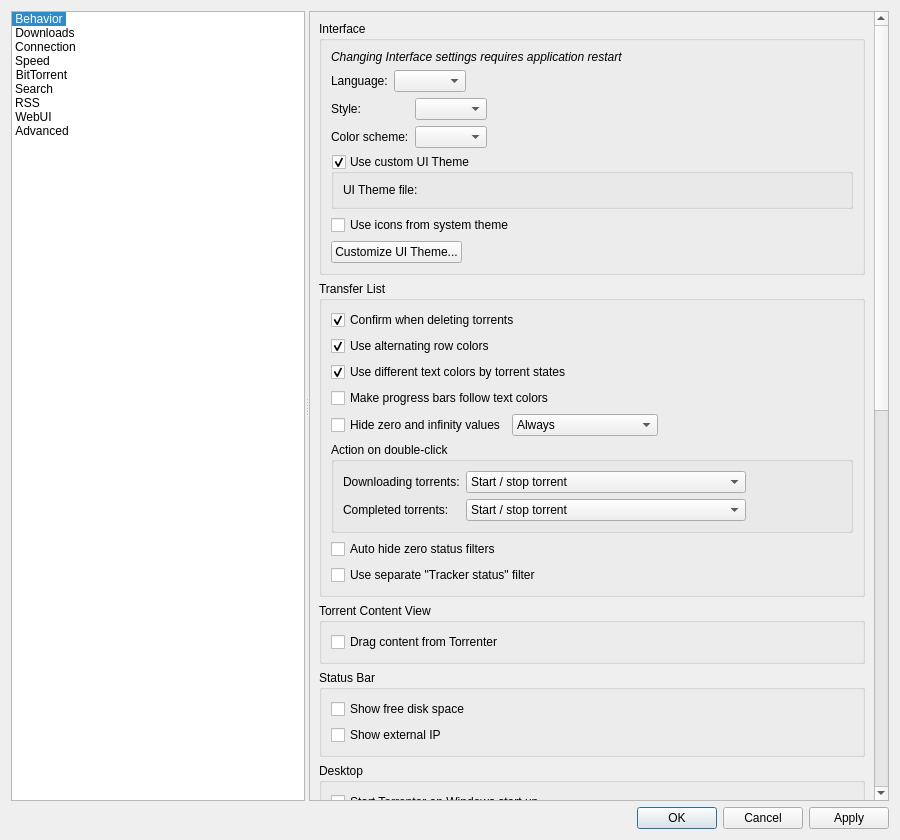
Before: the Qt Designer form src/gui/optionsdialog.ui in KarmanPrime/Torrenter, drawn with Qt 5.
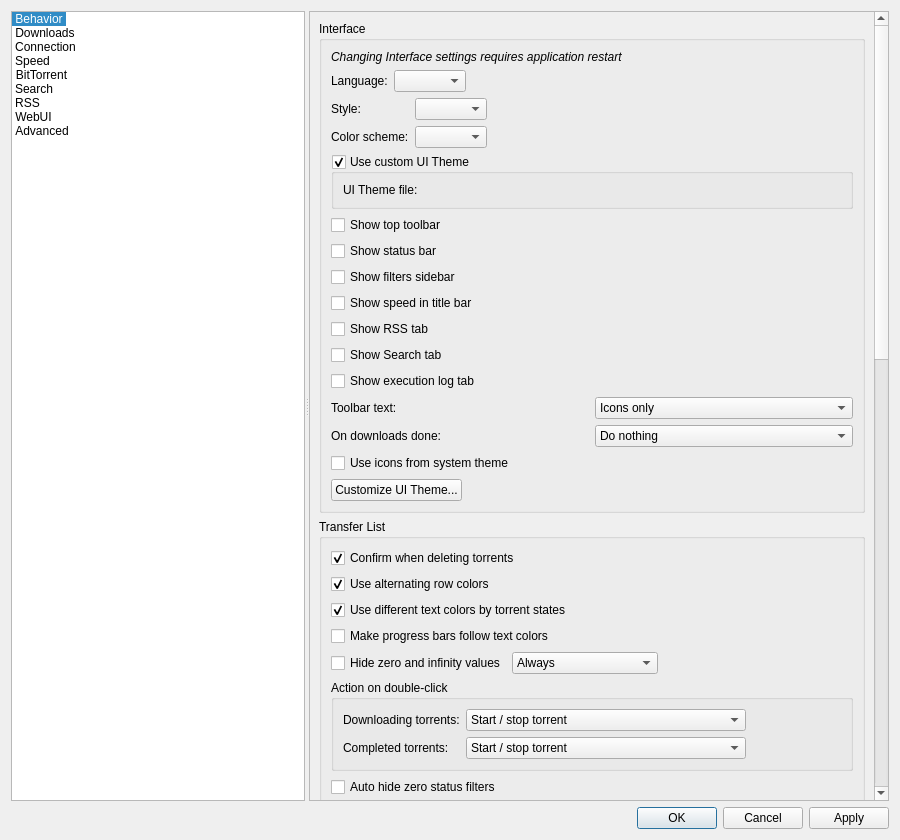
After: the same form once the commit is applied. Icons and pictures are not drawn. Custom widgets are drawn as their Qt base class.

Commit message: fix(gui): remove classic menu bar

The edit to the form file:
```diff
--- a/src/gui/optionsdialog.ui
+++ b/src/gui/optionsdialog.ui
@@ -245,6 +245,96 @@
                  </layout>
                 </widget>
                </item>
+               <item>
+                <widget class="ToggleSwitch" name="checkShowTopToolbar">
+                 <property name="text">
+                  <string>Show top toolbar</string>
+                 </property>
+                </widget>
+               </item>
+               <item>
+                <widget class="ToggleSwitch" name="checkShowStatusBar">
+                 <property name="text">
+                  <string>Show status bar</string>
+                 </property>
+                </widget>
+               </item>
+               <item>
+                <widget class="ToggleSwitch" name="checkShowFiltersSidebar">
+                 <property name="text">
+                  <string>Show filters sidebar</string>
+                 </property>
+                </widget>
+               </item>
+               <item>
+                <widget class="ToggleSwitch" name="checkSpeedInTitleBar">
+                 <property name="text">
+                  <string>Show speed in title bar</string>
+                 </property>
+                </widget>
+               </item>
+               <item>
+                <widget class="ToggleSwitch" name="checkShowRSSTab">
+                 <property name="text">
+                  <string>Show RSS tab</string>
+                 </property>
+                </widget>
+               </item>
+               <item>
+                <widget class="ToggleSwitch" name="checkShowSearchTab">
+                 <property name="text">
+                  <string>Show Search tab</string>
+                 </property>
+                </widget>
+               </item>
+               <item>
+                <widget class="ToggleSwitch" name="checkShowExecutionLogTab">
+                 <property name="text">
+                  <string>Show execution log tab</string>
+                 </property>
+                </widget>
+               </item>
+               <item>
+                <layout class="QHBoxLayout" name="layoutToolbarText">
+                 <item>
+                  <widget class="QLabel" name="labelToolbarText">
+                   <property name="text">
+                    <string>Toolbar text:</string>
+                   </property>
+                  </widget>
+                 </item>
+                 <item>
+                  <widget class="QComboBox" name="comboToolbarText">
+                   <item><property name="text"><string>Icons only</string></property></item>
+                   <item><property name="text"><string>Text only</string></property></item>
+                   <item><property name="text"><string>Text alongside icons</string></property></item>
+                   <item><property name="text"><string>Text under icons</string></property></item>
+                   <item><property name="text"><string>Follow system style</string></property></item>
+                  </widget>
+                 </item>
+                </layout>
+               </item>
+               <item>
+                <layout class="QHBoxLayout" name="layoutAutoShutdown">
+                 <item>
+                  <widget class="QLabel" name="labelAutoShutdown">
+                   <property name="text">
+                    <string>On downloads done:</string>
+                   </property>
+                  </widget>
+                 </item>
+                 <item>
+                  <widget class="QComboBox" name="comboAutoShutdown">
+                   <item><property name="text"><string>Do nothing</string></property></item>
+                   <item><property name="text"><string>Exit Torrenter</string></property></item>
+                   <item><property name="text"><string>Suspend system</string></property></item>
+                   <item><property name="text"><string>Hibernate system</string></property></item>
+                   <item><property name="text"><string>Shut down system</string></property></item>
+                   <item><property name="text"><string>Reboot system</string></property></item>
+                  </widget>
+                 </item>
+                </layout>
+               </item>
                <item>
                 <widget class="ToggleSwitch" name="checkUseSystemIcon">
                  <property name="text">
```
The commit also changes 3 other files.
